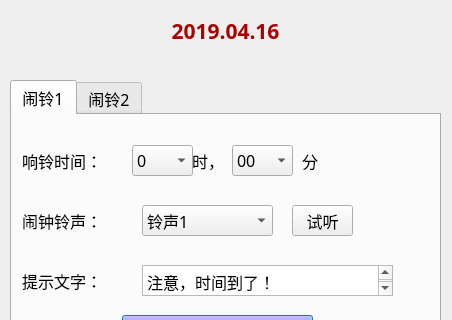
WoniuStudio/AlarmClock, file AlarmClock/AlarmClock.ui: the form before one commit; both pictures show x 0 to 452 and y 100 to 420 of the 452 by 549 pixel window.
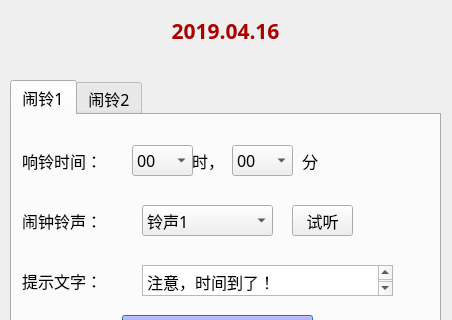
The form after the commit. The open tabs and pages were chosen to show the change. Icons and pictures are not drawn.

The edit to the form file:
```diff
--- a/AlarmClock/AlarmClock.ui
+++ b/AlarmClock/AlarmClock.ui
@@ -81,7 +81,7 @@
      </property>
      <item>
       <property name="text">
-       <string>0</string>
+       <string>00</string>
       </property>
      </item>
      <item>
```
Left out of the diff: 20 changed lines with no effect on the pictures.
